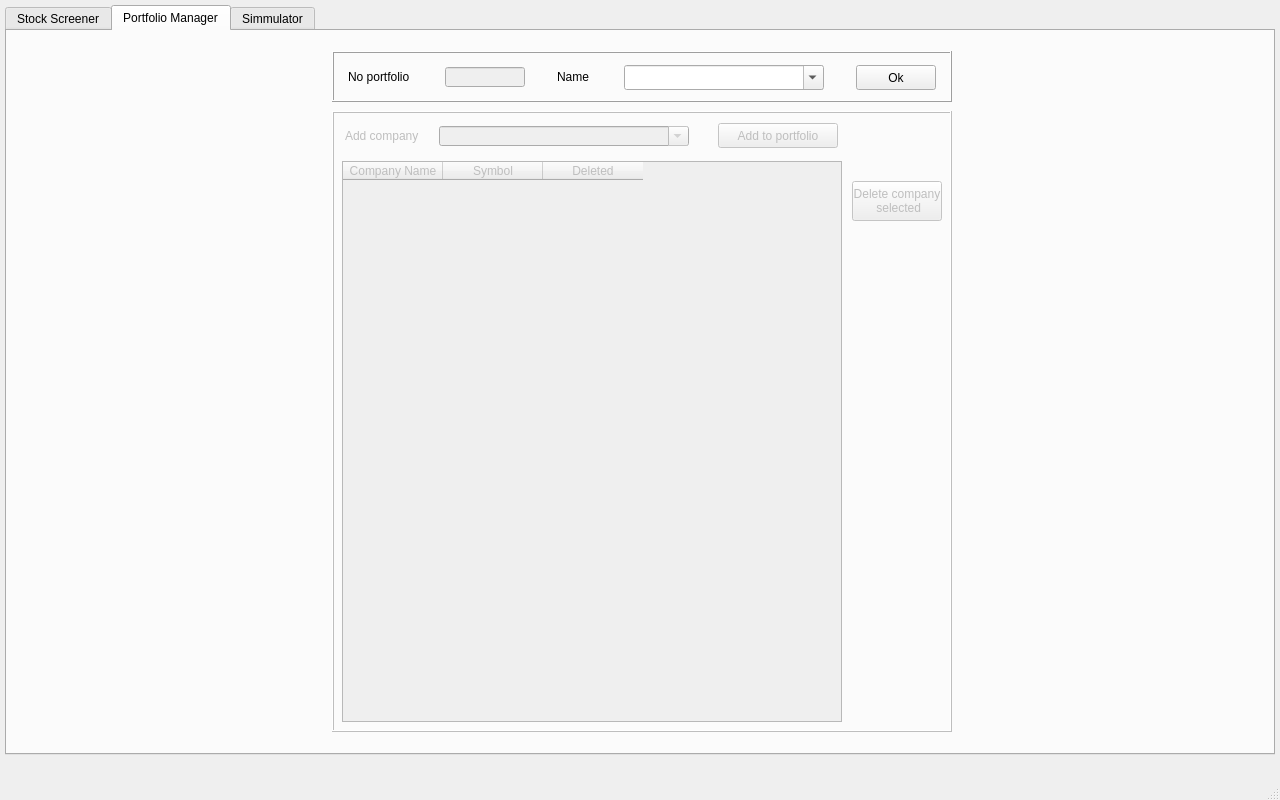
Gendostie/market-analysis, file QT/MainWindow.ui: the form before one commit.
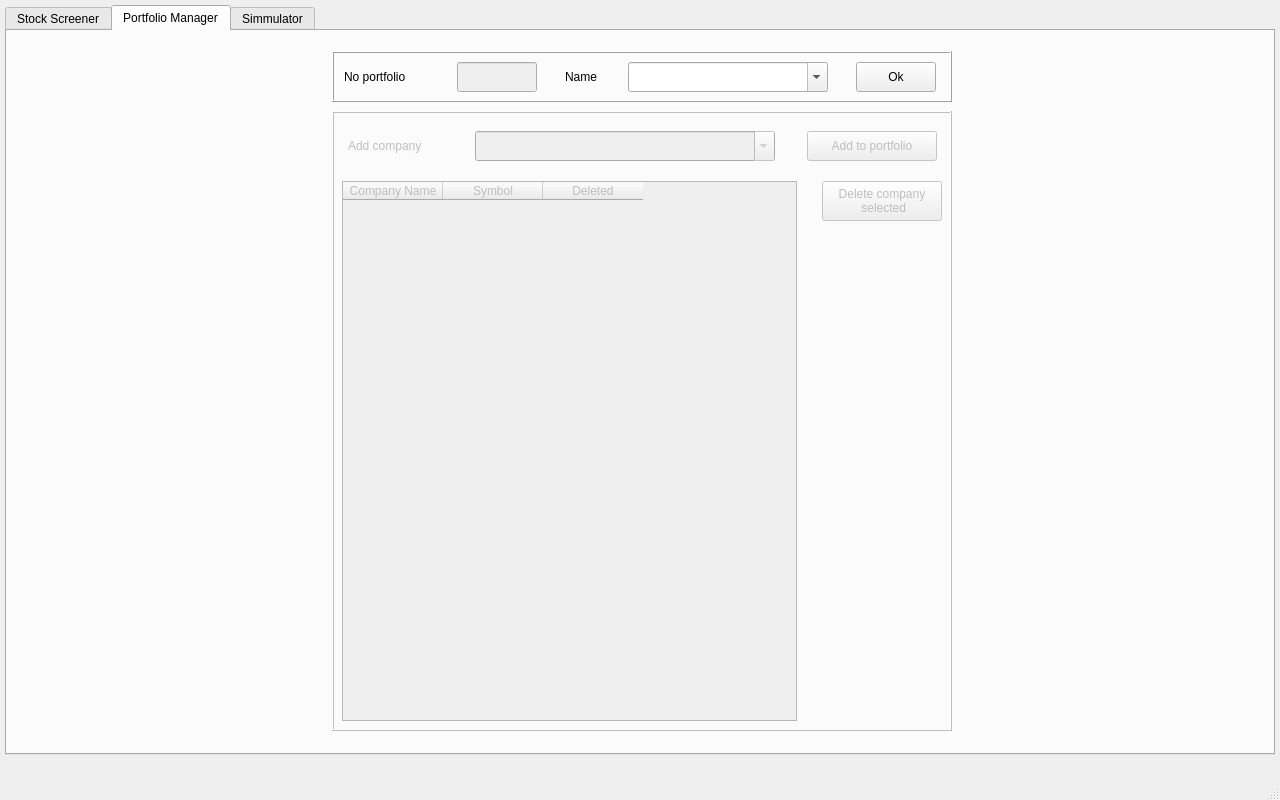
The form after the commit. The open tabs and pages were chosen to show the change.

Commit message: -Correct display of size column portfolio table -Correct display of size button -Remove initailize_db.py in double

Diff of the .ui file:
```diff
--- a/QT/MainWindow.ui
+++ b/QT/MainWindow.ui
@@ -2860,13 +2860,13 @@
           <property name="minimumSize">
            <size>
             <width>60</width>
-            <height>20</height>
+            <height>25</height>
            </size>
           </property>
           <property name="maximumSize">
            <size>
-            <width>80</width>
-            <height>20</height>
+            <width>100</width>
+            <height>30</height>
            </size>
           </property>
           <property name="text">
@@ -2882,13 +2882,13 @@
           <property name="minimumSize">
            <size>
             <width>60</width>
-            <height>20</height>
+            <height>25</height>
            </size>
           </property>
           <property name="maximumSize">
            <size>
             <width>80</width>
-            <height>20</height>
+            <height>30</height>
            </size>
           </property>
           <property name="maxLength">
@@ -2923,13 +2923,13 @@
           <property name="minimumSize">
            <size>
             <width>30</width>
-            <height>20</height>
+            <height>25</height>
            </size>
           </property>
           <property name="maximumSize">
            <size>
             <width>50</width>
-            <height>20</height>
+            <height>30</height>
            </size>
           </property>
           <property name="text">
@@ -2942,13 +2942,13 @@
           <property name="minimumSize">
            <size>
             <width>80</width>
-            <height>20</height>
+            <height>25</height>
            </size>
           </property>
           <property name="maximumSize">
            <size>
             <width>200</width>
-            <height>25</height>
+            <height>30</height>
            </size>
           </property>
           <property name="editable">
@@ -2977,13 +2977,13 @@
           <property name="minimumSize">
            <size>
             <width>40</width>
-            <height>20</height>
+            <height>25</height>
            </size>
           </property>
           <property name="maximumSize">
            <size>
             <width>80</width>
-            <height>25</height>
+            <height>30</height>
            </size>
           </property>
           <property name="text">
@@ -3003,9 +3003,21 @@
         <x>325</x>
         <y>80</y>
         <width>620</width>
-        <height>621</height>
+        <height>620</height>
        </rect>
       </property>
+      <property name="minimumSize">
+       <size>
+        <width>620</width>
+        <height>610</height>
+       </size>
+      </property>
+      <property name="maximumSize">
+       <size>
+        <width>620</width>
+        <height>630</height>
+       </size>
+      </property>
       <property name="frameShape">
        <enum>QFrame::Box</enum>
       </property>
@@ -3016,9 +3028,9 @@
        <property name="geometry">
         <rect>
          <x>5</x>
-         <y>5</y>
-         <width>511</width>
-         <height>40</height>
+         <y>10</y>
+         <width>611</width>
+         <height>51</height>
         </rect>
        </property>
        <layout class="QHBoxLayout" name="horizontalLayout_addCompany">
@@ -3026,14 +3038,14 @@
          <widget class="QLabel" name="label_addCompany">
           <property name="minimumSize">
            <size>
-            <width>65</width>
-            <height>20</height>
+            <width>80</width>
+            <height>25</height>
            </size>
           </property>
           <property name="maximumSize">
            <size>
-            <width>80</width>
-            <height>20</height>
+            <width>110</width>
+            <height>30</height>
            </size>
           </property>
           <property name="text">
@@ -3046,13 +3058,13 @@
           <property name="minimumSize">
            <size>
             <width>80</width>
-            <height>20</height>
+            <height>25</height>
            </size>
           </property>
           <property name="maximumSize">
            <size>
-            <width>250</width>
-            <height>20</height>
+            <width>300</width>
+            <height>30</height>
            </size>
           </property>
           <property name="editable">
@@ -3080,14 +3092,14 @@
          <widget class="QPushButton" name="btn_addCompany">
           <property name="minimumSize">
            <size>
-            <width>85</width>
-            <height>20</height>
+            <width>90</width>
+            <height>25</height>
            </size>
           </property>
           <property name="maximumSize">
            <size>
-            <width>120</width>
-            <height>25</height>
+            <width>130</width>
+            <height>30</height>
            </size>
           </property>
           <property name="text">
@@ -3101,21 +3113,21 @@
        <property name="geometry">
         <rect>
          <x>10</x>
-         <y>50</y>
-         <width>500</width>
-         <height>561</height>
+         <y>70</y>
+         <width>455</width>
+         <height>540</height>
         </rect>
        </property>
        <property name="minimumSize">
         <size>
-         <width>500</width>
+         <width>450</width>
          <height>250</height>
         </size>
        </property>
        <property name="maximumSize">
         <size>
-         <width>600</width>
-         <height>570</height>
+         <width>455</width>
+         <height>540</height>
         </size>
        </property>
        <property name="alternatingRowColors">
@@ -3124,6 +3136,9 @@
        <property name="sortingEnabled">
         <bool>true</bool>
        </property>
+       <property name="cornerButtonEnabled">
+        <bool>false</bool>
+       </property>
        <attribute name="horizontalHeaderCascadingSectionResizes">
         <bool>true</bool>
        </attribute>
@@ -3139,8 +3154,8 @@
        <attribute name="verticalHeaderMinimumSectionSize">
         <number>30</number>
        </attribute>
-       <attribute name="verticalHeaderShowSortIndicator" stdset="0">
-        <bool>true</bool>
+       <attribute name="verticalHeaderStretchLastSection">
+        <bool>false</bool>
        </attribute>
        <column>
         <property name="text">
@@ -3161,9 +3176,9 @@
       <widget class="QPushButton" name="btn_portfolio_delete_company_selected">
        <property name="geometry">
         <rect>
-         <x>520</x>
+         <x>490</x>
          <y>70</y>
-         <width>90</width>
+         <width>120</width>
          <height>40</height>
         </rect>
        </property>
@@ -3175,7 +3190,7 @@
        </property>
        <property name="maximumSize">
         <size>
-         <width>100</width>
+         <width>120</width>
          <height>40</height>
         </size>
        </property>
```
Left out of the diff: 5 changed lines with no effect on the pictures. The commit also changes 2 other files.
